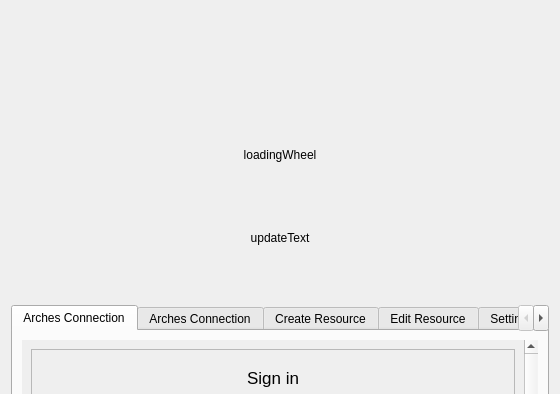
The window that arches_project/ui/arches_project_dialog_base.ui (archesproject/arches-qgis) describes before a commit, drawn with Qt 5; both pictures show x 0 to 560 and y 0 to 394 of the 560 by 700 pixel window.
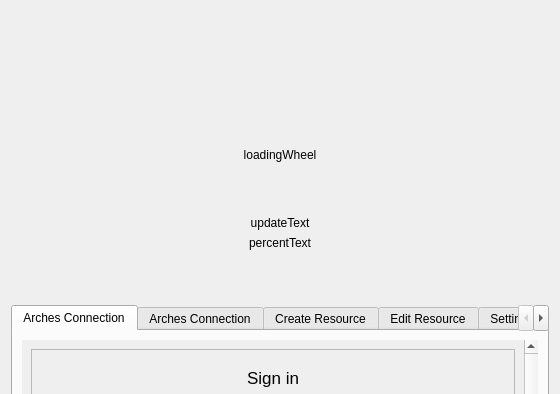
The same window after the commit. The open tabs and pages were chosen to show the change. Icons and pictures are not drawn.

Commit message: Adds percent counter for login

What changed in the file:
```diff
--- a/arches_project/ui/arches_project_dialog_base.ui
+++ b/arches_project/ui/arches_project_dialog_base.ui
@@ -106,6 +106,16 @@
         </property>
        </widget>
       </item>
+      <item>
+       <widget class="QLabel" name="percentProgressText">
+        <property name="text">
+         <string>percentText</string>
+        </property>
+        <property name="alignment">
+         <set>Qt::AlignCenter</set>
+        </property>
+       </widget>
+      </item>
       <item>
        <spacer name="updateTextSpacer1">
         <property name="orientation">
```
Left out of the diff: 4 changed lines with no effect on the pictures. The commit also changes 3 other files.
